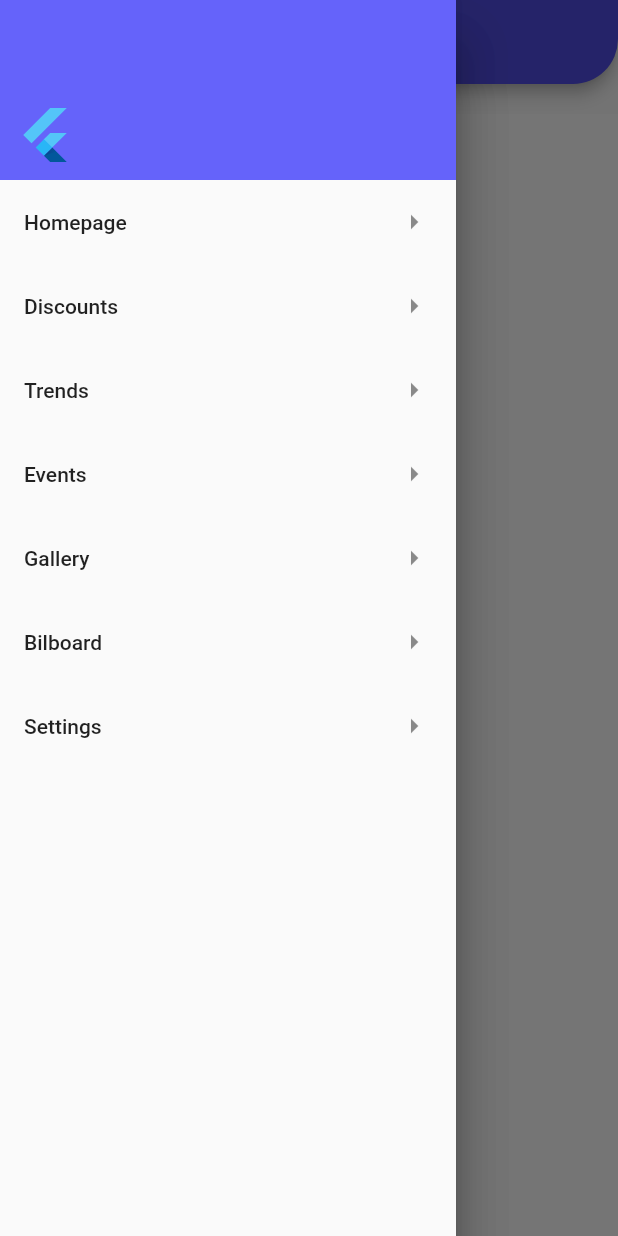
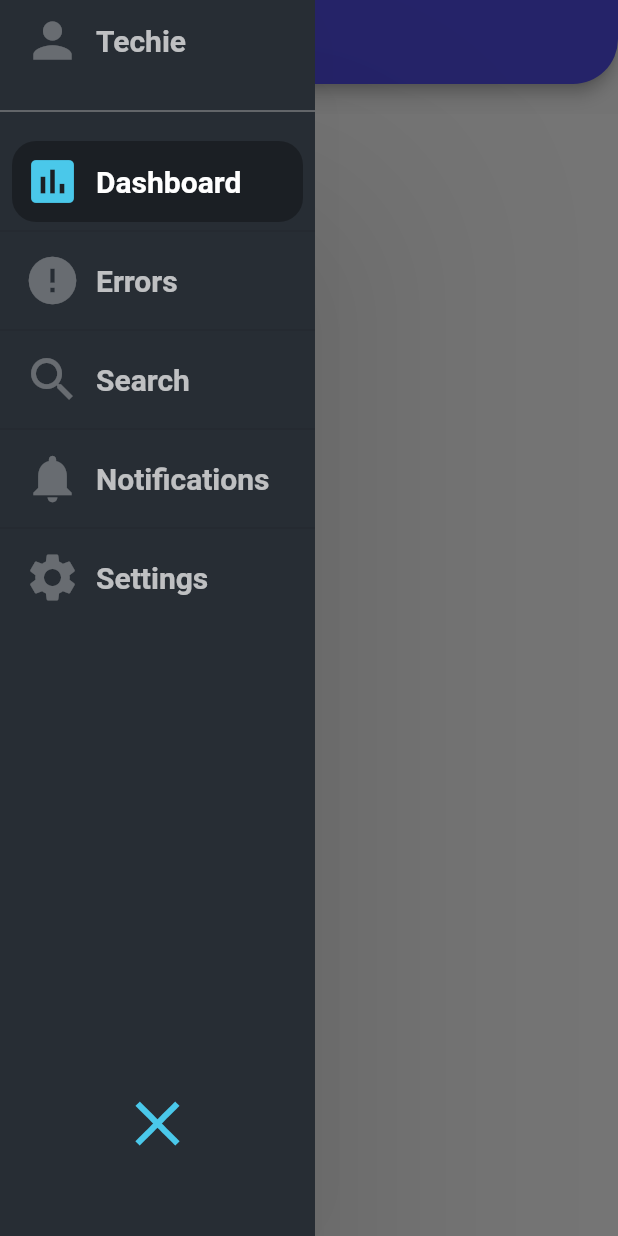
Before and after one commit to kivancuzer/plusAvm, a Flutter app: the BilboardScreen screen opened directly, with the side drawer open, on a phone screen of 412 x 824 dp. Run offline on Flutter 3.47's test engine with Material 2 defaults, Android fonts, the phone set to English and light mode, and no system bars; our stand-ins replace cloud_firestore, firebase_auth, get_it, google_sign_in; missing offline and left inert: flutter_facebook_login; accounts and stored records are empty; statements that could not run were skipped.

Commit message:
Drawer
Drawer için farklı tasarım başlandı, 12.08 tarihinde iyileştirilmeler yapılacak.

```diff
--- /dev/null
+++ b/lib/Model/navigation_model.dart
@@ -0,0 +1,16 @@
+import 'package:flutter/material.dart';
+
+class NavigationModel {
+  String title;
+  IconData icon;
+
+  NavigationModel({this.title, this.icon});
+}
+
+List<NavigationModel> navigationItems = [
+  NavigationModel(title: "Dashboard", icon: Icons.insert_chart),
+  NavigationModel(title: "Errors", icon: Icons.error),
+  NavigationModel(title: "Search", icon: Icons.search),
+  NavigationModel(title: "Notifications", icon: Icons.notifications),
+  NavigationModel(title: "Settings", icon: Icons.settings),
+];
--- a/lib/Pages/Drawer/Profile.dart
+++ b/lib/Pages/Drawer/Profile.dart
@@ -1,5 +1,6 @@
 import 'package:avmv005/Model/user_model.dart';
 import 'package:avmv005/View_Model/user_model.dart';
+import 'package:avmv005/commons/collapsing_navigation_drawer_widget.dart';
 import 'package:avmv005/main.dart';
 import "package:flutter/material.dart";
 import 'package:provider/provider.dart';
@@ -34,7 +35,7 @@ class ProfilePage extends StatelessWidget {
           ),
         ),
       ),
-      drawer: DrawerCodeOnly(),
+      drawer: CollapsingNavigationDrawer(),
       body: SafeArea(
         child: ListView(
           children: <Widget>[
--- a/lib/Pages/Drawer/login.dart
+++ b/lib/Pages/Drawer/login.dart
@@ -1,5 +1,6 @@
 import 'package:avmv005/Pages/sign_in_page.dart';
 import 'package:avmv005/Services/auth_base.dart';
+import 'package:avmv005/commons/collapsing_navigation_drawer_widget.dart';
 import 'package:avmv005/main.dart';
 import 'package:flutter/material.dart';
 
@@ -16,7 +17,7 @@ class _LoginScreenState extends State<LoginScreen> {
   Widget build(BuildContext context) {
     return Scaffold(
       appBar: buildAppBar(),
-      drawer: DrawerCodeOnly(),
+      drawer: CollapsingNavigationDrawer(),
       body: SafeArea(
         child: ListView(
           children: <Widget>[
--- a/lib/Pages/Drawer/search.dart
+++ b/lib/Pages/Drawer/search.dart
@@ -1,3 +1,4 @@
+import 'package:avmv005/commons/collapsing_navigation_drawer_widget.dart';
 import 'package:cloud_firestore/cloud_firestore.dart';
 import 'package:avmv005/main.dart';
 import 'package:flutter/material.dart';
@@ -62,7 +63,7 @@ class _SearchListExampleState extends State<SearchListExample> {
     return new Scaffold(
         key: globalKey,
         appBar: buildAppBarSearch(context),
-        drawer: DrawerCodeOnly(),
+        drawer: CollapsingNavigationDrawer(),
         body: new Container(
           child: new Column(
             crossAxisAlignment: CrossAxisAlignment.start,
--- a/lib/Pages/NavigationBar/bilboard_page.dart
+++ b/lib/Pages/NavigationBar/bilboard_page.dart
@@ -1,3 +1,4 @@
+import 'package:avmv005/commons/collapsing_navigation_drawer_widget.dart';
 import 'package:avmv005/main.dart';
 import 'package:avmv005/widgets/bilboard_widget.dart';
 import 'package:flutter/material.dart';
@@ -12,7 +13,7 @@ class _BilboardScreenState extends State<BilboardScreen> {
   Widget build(BuildContext context) {
     return Scaffold(
       appBar: buildAppBar(),
-      drawer: DrawerCodeOnly(),
+      drawer: CollapsingNavigationDrawer(),
       body: SafeArea(
         child: ListView(
           children: <Widget>[
--- a/lib/Pages/NavigationBar/discounts_page.dart
+++ b/lib/Pages/NavigationBar/discounts_page.dart
@@ -1,3 +1,4 @@
+import 'package:avmv005/commons/collapsing_navigation_drawer_widget.dart';
 import 'package:avmv005/widgets/discounts_slide.dart';
 import 'package:avmv005/widgets/discounts_special.dart';
 import 'package:flutter/material.dart';
@@ -13,7 +14,7 @@ class _DiscountsScreen extends State<DiscountsScreen> {
   Widget build(BuildContext context) {
     return Scaffold(
       appBar: buildAppBar(),
-      drawer: DrawerCodeOnly(),
+      drawer: CollapsingNavigationDrawer(),
       body: SafeArea(
         child: ListView(
           children: <Widget>[
--- a/lib/Pages/NavigationBar/events_page.dart
+++ b/lib/Pages/NavigationBar/events_page.dart
@@ -1,3 +1,4 @@
+import 'package:avmv005/commons/collapsing_navigation_drawer_widget.dart';
 import 'package:avmv005/main.dart';
 import 'package:avmv005/widgets/events.dart';
 import 'package:flutter/material.dart';
@@ -12,7 +13,7 @@ class _EventsScreenState extends State<EventsScreen> {
   Widget build(BuildContext context) {
     return Scaffold(
       appBar: buildAppBar(),
-      drawer: DrawerCodeOnly(),
+      drawer: CollapsingNavigationDrawer(),
       body: SafeArea(
         child: ListView(
           children: <Widget>[
--- a/lib/Pages/NavigationBar/gallery_page.dart
+++ b/lib/Pages/NavigationBar/gallery_page.dart
@@ -1,3 +1,4 @@
+import 'package:avmv005/commons/collapsing_navigation_drawer_widget.dart';
 import 'package:avmv005/main.dart';
 import 'package:avmv005/widgets/gallery.dart';
 import 'package:flutter/material.dart';
@@ -12,7 +13,7 @@ class _GalleryScreenState extends State<GalleryScreen> {
   Widget build(BuildContext context) {
     return Scaffold(
       appBar: buildAppBar(),
-      drawer: DrawerCodeOnly(),
+      drawer: CollapsingNavigationDrawer(),
       body: SafeArea(
         child: ListView(
           children: <Widget>[
--- a/lib/Pages/NavigationBar/new_home_page.dart
+++ b/lib/Pages/NavigationBar/new_home_page.dart
@@ -1,4 +1,5 @@
 import 'dart:async';
+import 'package:avmv005/commons/collapsing_navigation_drawer_widget.dart';
 import 'package:avmv005/widgets/content_scroll.dart';
 import 'package:flutter/cupertino.dart';
 import 'package:flutter/material.dart';
@@ -125,7 +126,7 @@ class _HomeScreenNewState extends State<HomeScreenNew> {
   Widget build(BuildContext context) {
     return Scaffold(
       appBar: buildAppBar(),
-      drawer: DrawerCodeOnly(),
+      drawer: CollapsingNavigationDrawer(),
       // Alternatif Bir Menu ve Search Buttonu Tasarımı
 
       /*backgroundColor: Colors.white,
--- a/lib/Pages/NavigationBar/trends_page.dart
+++ b/lib/Pages/NavigationBar/trends_page.dart
@@ -1,3 +1,4 @@
+import 'package:avmv005/commons/collapsing_navigation_drawer_widget.dart';
 import 'package:avmv005/main.dart';
 import 'package:avmv005/widgets/trends_widget.dart';
 import 'package:flutter/material.dart';
@@ -12,7 +13,7 @@ class _TrendsScreenState extends State<TrendsScreen> {
   Widget build(BuildContext context) {
     return Scaffold(
       appBar: buildAppBar(),
-      drawer: DrawerCodeOnly(),
+      drawer: CollapsingNavigationDrawer(),
       body: SafeArea(
         child: ListView(
           children: <Widget>[
--- a/lib/Pages/See_All/discount_slides_see_all.dart
+++ b/lib/Pages/See_All/discount_slides_see_all.dart
@@ -1,3 +1,4 @@
+import 'package:avmv005/commons/collapsing_navigation_drawer_widget.dart';
 import 'package:avmv005/widgets/discounts_see_all_widget.dart';
 import 'package:flutter/cupertino.dart';
 import 'package:flutter/material.dart';
@@ -15,7 +16,7 @@ class _DiscountsSlidesSeeAllState extends State<DiscountsSlidesSeeAll> {
       appBar: new AppBar(
         title: new Text("Avm Discounts"),
       ),
-      drawer: DrawerCodeOnly(),
+      drawer: CollapsingNavigationDrawer(),
       body: SafeArea(
         child: ListView(
           children: <Widget>[
--- a/lib/Pages/See_All/discounts_special_see_all.dart
+++ b/lib/Pages/See_All/discounts_special_see_all.dart
@@ -1,3 +1,4 @@
+import 'package:avmv005/commons/collapsing_navigation_drawer_widget.dart';
 import 'package:avmv005/widgets/discounts_special_see_all_widget.dart';
 import 'package:flutter/cupertino.dart';
 import 'package:flutter/material.dart';
@@ -16,7 +17,7 @@ class _DiscountsSpecialSeeAllState extends State<DiscountsSpecialSeeAll> {
         appBar: new AppBar(
           title: new Text("Avm+_Special_Discounts"),
         ),
-        drawer: DrawerCodeOnly(),
+        drawer: CollapsingNavigationDrawer(),
         body: SafeArea(
           child: ListView(
             children: <Widget>[
--- a/lib/Pages/sign_in_page.dart
+++ b/lib/Pages/sign_in_page.dart
@@ -1,5 +1,6 @@
 import 'package:avmv005/Model/user_model.dart';
 import 'package:avmv005/View_Model/user_model.dart';
+import 'package:avmv005/commons/collapsing_navigation_drawer_widget.dart';
 import 'package:avmv005/email_password_sign_in.dart';
 import 'package:avmv005/main.dart';
 import 'package:avmv005/widgets/common_widget/social_login_button.dart';
@@ -36,7 +37,7 @@ class SignInPage extends StatelessWidget {
   Widget build(BuildContext context) {
     return Scaffold(
       appBar: buildAppBar(),
-      drawer: DrawerCodeOnly(),
+      drawer: CollapsingNavigationDrawer(),
       body: SafeArea(
         child: ListView(
           children: <Widget>[
--- /dev/null
+++ b/lib/commons/collapsing_list_tile_widget.dart
@@ -0,0 +1,67 @@
+import '../custom_navigation_drawer.dart';
+import 'package:flutter/material.dart';
+
+class CollapsingListTile extends StatefulWidget {
+  final String title;
+  final IconData icon;
+  final AnimationController animationController;
+  final bool isSelected;
+  final Function onTap;
+
+  CollapsingListTile(
+      {@required this.title,
+      @required this.icon,
+      @required this.animationController,
+      this.isSelected = false,
+      this.onTap});
+
+  @override
+  _CollapsingListTileState createState() => _CollapsingListTileState();
+}
+
+class _CollapsingListTileState extends State<CollapsingListTile> {
+  Animation<double> widthAnimation, sizedBoxAnimation;
+
+  @override
+  void initState() {
+    super.initState();
+    widthAnimation =
+        Tween<double>(begin: 200, end: 70).animate(widget.animationController);
+    sizedBoxAnimation =
+        Tween<double>(begin: 10, end: 0).animate(widget.animationController);
+  }
+
+  @override
+  Widget build(BuildContext context) {
+    return InkWell(
+      onTap: widget.onTap,
+      child: Container(
+        decoration: BoxDecoration(
+          borderRadius: BorderRadius.all(Radius.circular(16.0)),
+          color: widget.isSelected
+              ? Colors.transparent.withOpacity(0.3)
+              : Colors.transparent,
+        ),
+        width: widthAnimation.value,
+        margin: EdgeInsets.symmetric(horizontal: 8.0),
+        padding: EdgeInsets.symmetric(horizontal: 8.0, vertical: 8.0),
+        child: Row(
+          children: <Widget>[
+            Icon(
+              widget.icon,
+              color: widget.isSelected ? selectedColor : Colors.white30,
+              size: 38.0,
+            ),
+            SizedBox(width: sizedBoxAnimation.value),
+            (widthAnimation.value >= 190)
+                ? Text(widget.title,
+                    style: widget.isSelected
+                        ? listTitleSelectedTextStyle
+                        : listTitleDefaultTextStyle)
+                : Container()
+          ],
+        ),
+      ),
+    );
+  }
+}
--- /dev/null
+++ b/lib/commons/collapsing_navigation_drawer_widget.dart
@@ -0,0 +1,93 @@
+import 'package:avmv005/Model/navigation_model.dart';
+import '../custom_navigation_drawer.dart';
+import 'package:flutter/material.dart';
+
+class CollapsingNavigationDrawer extends StatefulWidget {
+  @override
+  CollapsingNavigationDrawerState createState() {
+    return new CollapsingNavigationDrawerState();
+  }
+}
+
+class CollapsingNavigationDrawerState extends State<CollapsingNavigationDrawer>
+    with SingleTickerProviderStateMixin {
+  double maxWidth = 210;
+  double minWidth = 70;
+  bool isCollapsed = false;
+  AnimationController _animationController;
+  Animation<double> widthAnimation;
+  int currentSelectedIndex = 0;
+
+  @override
+  void initState() {
+    super.initState();
+    _animationController = AnimationController(
+        vsync: this, duration: Duration(milliseconds: 300));
+    widthAnimation = Tween<double>(begin: maxWidth, end: minWidth)
+        .animate(_animationController);
+  }
+
+  @override
+  Widget build(BuildContext context) {
+    return AnimatedBuilder(
+      animation: _animationController,
+      builder: (context, widget) => getWidget(context, widget),
+    );
+  }
+
+  Widget getWidget(context, widget) {
+    return Material(
+      elevation: 80.0,
+      child: Container(
+        width: widthAnimation.value,
+        color: drawerBackgroundColor,
+        child: Column(
+          children: <Widget>[
+            CollapsingListTile(title: 'Techie', icon: Icons.person, animationController: _animationController,),
+            Divider(color: Colors.grey, height: 40.0,),
+            Expanded(
+              child: ListView.separated(
+                separatorBuilder: (context, counter) {
+                  return Divider(height: 12.0);
+                },
+                itemBuilder: (context, counter) {
+                  return CollapsingListTile(
+                      onTap: () {
+                        setState(() {
+                          currentSelectedIndex = counter;
+                        });
+                      },
+                      isSelected: currentSelectedIndex == counter,
+                      title: navigationItems[counter].title,
+                      icon: navigationItems[counter].icon,
+                      animationController: _animationController,
+                  );
+                },
+                itemCount: navigationItems.length,
+              ),
+            ),
+            InkWell(
+              onTap: () {
+                setState(() {
+                  isCollapsed = !isCollapsed;
+                  isCollapsed
+                      ? _animationController.forward()
+                      : _animationController.reverse();
+                });
+              },
+              child: AnimatedIcon(
+                icon: AnimatedIcons.close_menu,
+                progress: _animationController,
+                color: selectedColor,
+                size: 50.0,
+              ),
+            ),
+            SizedBox(
+              height: 50.0,
+            ),
+          ],
+        ),
+      ),
+    );
+  }
+}
--- /dev/null
+++ b/lib/custom_navigation_drawer.dart
@@ -0,0 +1,4 @@
+export 'commons/collapsing_list_tile_widget.dart';
+export 'commons/collapsing_navigation_drawer_widget.dart';
+export 'Model/navigation_model.dart';
+export 'theme.dart';
--- a/lib/main.dart
+++ b/lib/main.dart
@@ -19,7 +19,6 @@ void main() {
 }
 
 class MyApp extends StatelessWidget {
-  String kivanc;
   @override
   Widget build(BuildContext context) {
     return ChangeNotifierProvider(
@@ -27,8 +26,9 @@ class MyApp extends StatelessWidget {
       child: MaterialApp(
         title: 'Avm+',
         theme: ThemeData(
-          primaryColor: Colors.red,
-          accentColor: Color(0xFFFEF9EB),
+          primaryColor: Colors.amber,
+          primarySwatch: Colors.amber,
+          accentColor: Colors.amber,
         ),
         home: ScaffoldOgesi(),
       ),
@@ -44,83 +44,96 @@ class DrawerCodeOnly extends StatelessWidget {
         child: Column(
         mainAxisAlignment: MainAxisAlignment.start,
         children: <Widget>[
-          Container(
-            height: 120.0,
-            width: double.maxFinite,
-            color: Color.fromRGBO(101, 99, 250, 100),
-            child: Padding(
-              padding: EdgeInsets.all(10.0),
-              child: Align(
-                child: FlutterLogo(
-                  size: 40.0,
+          UserAccountsDrawerHeader(accountName: Text("omercansucu"),
+          accountEmail: Text("omercansucu@gmail.com"),
+          currentAccountPicture: Image.network("https://emrealtunbilek.com/wp-content/uploads/2016/10/apple-icon-72x72.png"),
           ),
-                alignment: Alignment.bottomLeft,
-              ),
-            ),
-          ),
-          Expanded(
-            child: ListView(
-              children: <Widget>[
-                ListTile(
-                  title: Text("Homepage"),
-                  trailing: Icon(Icons.arrow_right),
+          Expanded(child: ListView(children: <Widget>[
+          InkWell(
             onTap: () {
               Navigator.pushNamed(context, "/");
             },
+            splashColor: Color.fromRGBO(80, 77, 229, 100),
+            child: ListTile(
+              leading: Icon(Icons.home),
+              title: Text("Ana Sayfa"),
+              trailing: Icon(Icons.chevron_right),
             ),
-                ListTile(
-                    title: Text("Discounts"),
-                    trailing: Icon(Icons.arrow_right),
+          ),
+          InkWell(
             onTap: () {
                Navigator.push(
                           context,
                           new MaterialPageRoute(
                           builder: (context) => new DiscountsScreen()));
-                    }),
-                ListTile(
-                    title: Text("Trends"),
-                    trailing: Icon(Icons.arrow_right),
+            },
+            splashColor: Color.fromRGBO(80, 77, 229, 100),
+            child: ListTile(
+              leading: Icon(Icons.trending_down),
+              title: Text("İndirimler"),
+              trailing: Icon(Icons.chevron_right),
+            ),
+          ),
+            InkWell(
+            onTap: () {
+               Navigator.push(
+                          context,
+                          new MaterialPageRoute(
+                          builder: (context) => new EventsScreen()));
+            },
+            splashColor: Color.fromRGBO(80, 77, 229, 100),
+            child: ListTile(
+              leading: Icon(Icons.event),
+              title: Text("Etkinlikler"),
+              trailing: Icon(Icons.chevron_right),
+            ),
+          ),
+          InkWell(
             onTap: () {
                Navigator.push(
                           context,
                           new MaterialPageRoute(
                           builder: (context) => new TrendsScreen()));
-                    }),
-                ListTile(
-                    title: Text("Events"),
-                    trailing: Icon(Icons.arrow_right),
-                    onTap: () {
-                      Navigator.push(
-                        context,
-                        new MaterialPageRoute(
-                            builder: (context) => new EventsScreen()),
-                      );
-                    }),
-                ListTile(
-                    title: Text("Gallery"),
-                    trailing: Icon(Icons.arrow_right),
+            },
+            splashColor: Color.fromRGBO(80, 77, 229, 100),
+            child: ListTile(
+              leading: Icon(Icons.trending_up),
+              title: Text("Trendler"),
+              trailing: Icon(Icons.chevron_right),
+            ),
+          ),
+
+          InkWell(
             onTap: () {
                Navigator.push(
                           context,
                           new MaterialPageRoute(
                           builder: (context) => new GalleryScreen()));
-                    }),
-                ListTile(
-                    title: Text("Bilboard"),
-                    trailing: Icon(Icons.arrow_right),
+            },
+            splashColor: Color.fromRGBO(80, 77, 229, 100),
+            child: ListTile(
+              leading: Icon(Icons.photo),
+              title: Text("Galeri"),
+              trailing: Icon(Icons.chevron_right),
+            ),
+          ),
+          InkWell(
             onTap: () {
                Navigator.push(
                           context,
                           new MaterialPageRoute(
                           builder: (context) => new BilboardScreen()));
-                    }),
-                ListTile(
-                  title: Text("Settings"),
-                  trailing: Icon(Icons.arrow_right),
+            },
+            splashColor: Color.fromRGBO(80, 77, 229, 100),
+            child: ListTile(
+              leading: Icon(Icons.dvr),
+              title: Text("Bilboard"),
+              trailing: Icon(Icons.chevron_right),
+            ),
           ),
           ],
           ),
-          ),
+          )
         ],
       ),
     ));
--- a/lib/scaffold.dart
+++ b/lib/scaffold.dart
@@ -74,7 +74,6 @@ class ScaffoldState extends State<ScaffoldOgesi> {
               aktifOge = i;
               setState(() {});
             }),
-        drawer: new DrawerCodeOnly(),
       ),
     );
   }
--- /dev/null
+++ b/lib/theme.dart
@@ -0,0 +1,7 @@
+import 'package:flutter/material.dart';
+
+TextStyle listTitleDefaultTextStyle = TextStyle(color: Colors.white70, fontSize: 20.0, fontWeight: FontWeight.w600);
+TextStyle listTitleSelectedTextStyle = TextStyle(color: Colors.white, fontSize: 20.0, fontWeight: FontWeight.w600);
+
+Color selectedColor = Color(0xFF4AC8EA);
+Color drawerBackgroundColor = Color(0xFF272D34);
```
Also changed, not shown: pubspec.lock. Lines whose indentation alone changed are shown as unchanged.
